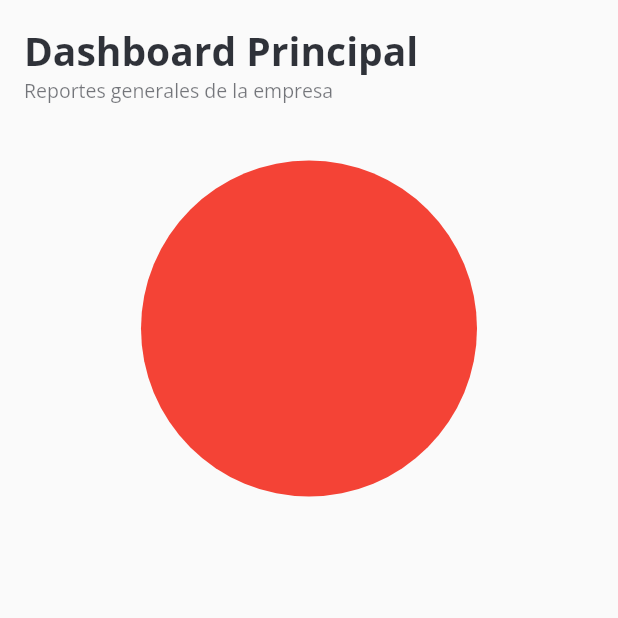
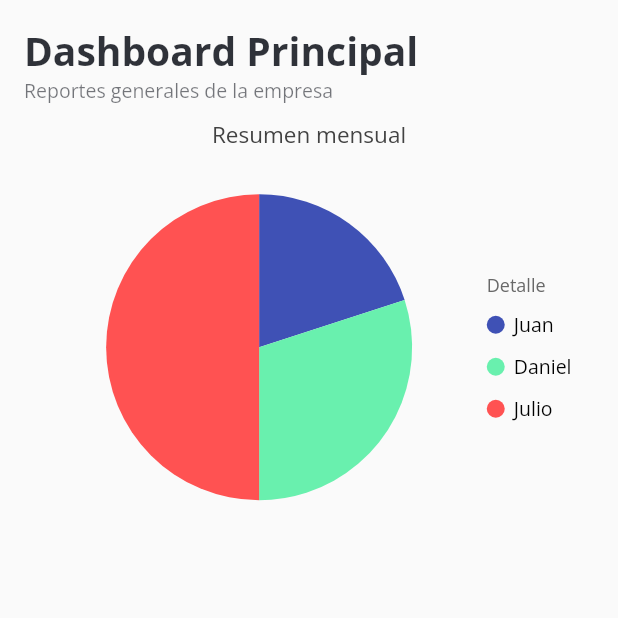
Before and after one commit to ehbarrionuevo/flutter_codigo2_menuapp, a Flutter app: the DashboardPage screen opened directly, on a phone screen of 412 x 824 dp, the top half of it. Run offline on Flutter 3.47's test engine with Material 2 defaults, Android fonts, the phone set to English and light mode, and no system bars; our stand-ins replace cloud_firestore, firebase_core, flutter_svg, google_fonts, syncfusion_flutter_charts; accounts and stored records are empty.

Commit message:
Dashboard 1.1

```diff
--- a/lib/ui/pages/admin/dashboard_page.dart
+++ b/lib/ui/pages/admin/dashboard_page.dart
@@ -5,7 +5,12 @@ import 'package:menuapp/ui/widgets/text_custom_widget.dart';
 import 'package:syncfusion_flutter_charts/charts.dart';
 
 class DashboardPage extends StatelessWidget {
-  const DashboardPage({Key? key}) : super(key: key);
+
+  List<PieChartModel> dataPie =[
+    PieChartModel(x: "Juan",y: 20, color: Colors.indigo,),
+    PieChartModel(x: "Daniel",y: 30, color: Colors.greenAccent,),
+    PieChartModel(x: "Julio",y: 50, color: Colors.redAccent,),
+  ];
 
   @override
   Widget build(BuildContext context) {
@@ -25,15 +30,20 @@ class DashboardPage extends StatelessWidget {
                   color: kBrandSecondaryColor.withOpacity(0.60),
                 ),
                 SfCircularChart(
+                  title: ChartTitle(text: "Resumen mensual",),
+                  legend: Legend(
+                    title: LegendTitle(text: "Detalle",),
+                    isVisible: true,
+                  ),
+                  tooltipBehavior: TooltipBehavior(
+                    enable: true,
+                  ),
                   series: <CircularSeries>[
-                    PieSeries(
-                      dataSource: [
-                        "Hola",
-                        "Como estas"
-                      ],
-                      pointColorMapper: (x, index)=> Colors.red,
-                      xValueMapper: (x, index)=> 10,
-                      yValueMapper: (x, index)=> 10,
+                    PieSeries<PieChartModel, String>(
+                      dataSource: dataPie,
+                      pointColorMapper: (model, index)=> model.color,
+                      xValueMapper: (model, index)=> model.x,
+                      yValueMapper: (model, index)=> model.y,
                     ),
                   ],
                 )
```
